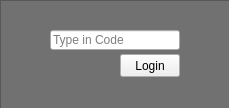
This is login.ui in sosig1107/MinecraftViewModelChanger as Qt 5 draws it before an edit. The edited form follows.
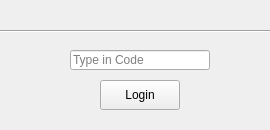
This is the edited form. Icons and pictures are not drawn.

```diff
--- a/login.ui
+++ b/login.ui
@@ -6,40 +6,21 @@
    <rect>
     <x>0</x>
     <y>0</y>
-    <width>229</width>
-    <height>108</height>
+    <width>270</width>
+    <height>130</height>
    </rect>
   </property>
   <property name="windowTitle">
    <string>Login</string>
   </property>
   <widget class="QWidget" name="centralwidget">
-   <widget class="QFrame" name="frame">
-    <property name="geometry">
-     <rect>
-      <x>0</x>
-      <y>0</y>
-      <width>230</width>
-      <height>110</height>
-     </rect>
-    </property>
-    <property name="styleSheet">
-     <string notr="true">background-color:rgb(113, 113, 113)</string>
-    </property>
-    <property name="frameShape">
-     <enum>QFrame::StyledPanel</enum>
-    </property>
-    <property name="frameShadow">
-     <enum>QFrame::Raised</enum>
-    </property>
-   </widget>
    <widget class="QPushButton" name="login_button">
     <property name="geometry">
      <rect>
-      <x>120</x>
-      <y>54</y>
-      <width>60</width>
-      <height>23</height>
+      <x>100</x>
+      <y>80</y>
+      <width>80</width>
+      <height>30</height>
      </rect>
     </property>
     <property name="text">
@@ -49,9 +30,9 @@
    <widget class="QLineEdit" name="code_line">
     <property name="geometry">
      <rect>
-      <x>50</x>
-      <y>30</y>
-      <width>130</width>
+      <x>70</x>
+      <y>50</y>
+      <width>140</width>
       <height>20</height>
      </rect>
     </property>
@@ -65,6 +46,38 @@
      <string>Type in Code</string>
     </property>
    </widget>
+   <widget class="Line" name="line">
+    <property name="geometry">
+     <rect>
+      <x>0</x>
+      <y>30</y>
+      <width>270</width>
+      <height>3</height>
+     </rect>
+    </property>
+    <property name="orientation">
+     <enum>Qt::Horizontal</enum>
+    </property>
+   </widget>
+   <widget class="QLabel" name="lockpicture">
+    <property name="geometry">
+     <rect>
+      <x>0</x>
+      <y>0</y>
+      <width>26</width>
+      <height>24</height>
+     </rect>
+    </property>
+    <property name="text">
+     <string/>
+    </property>
+    <property name="pixmap">
+     <pixmap resource="resource.qrc">:/new/Graphicloads-Android-Settings-Lock.ico</pixmap>
+    </property>
+    <property name="scaledContents">
+     <bool>true</bool>
+    </property>
+   </widget>
   </widget>
  </widget>
  <resources/>
```
Left out of the diff: 4 changed lines with no effect on the pictures.
